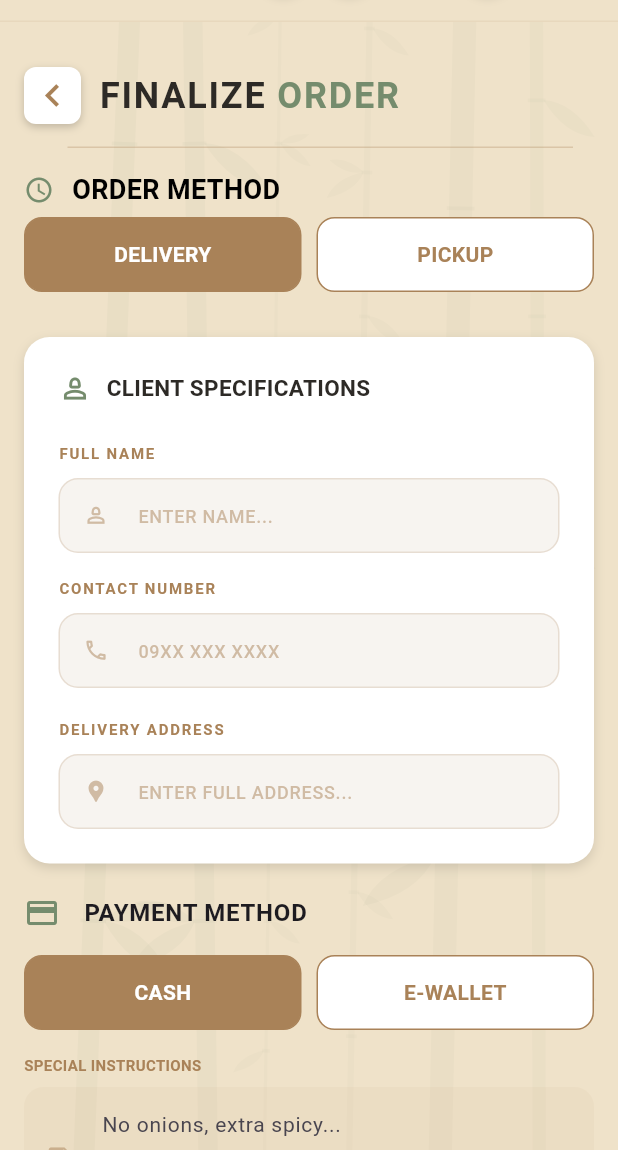
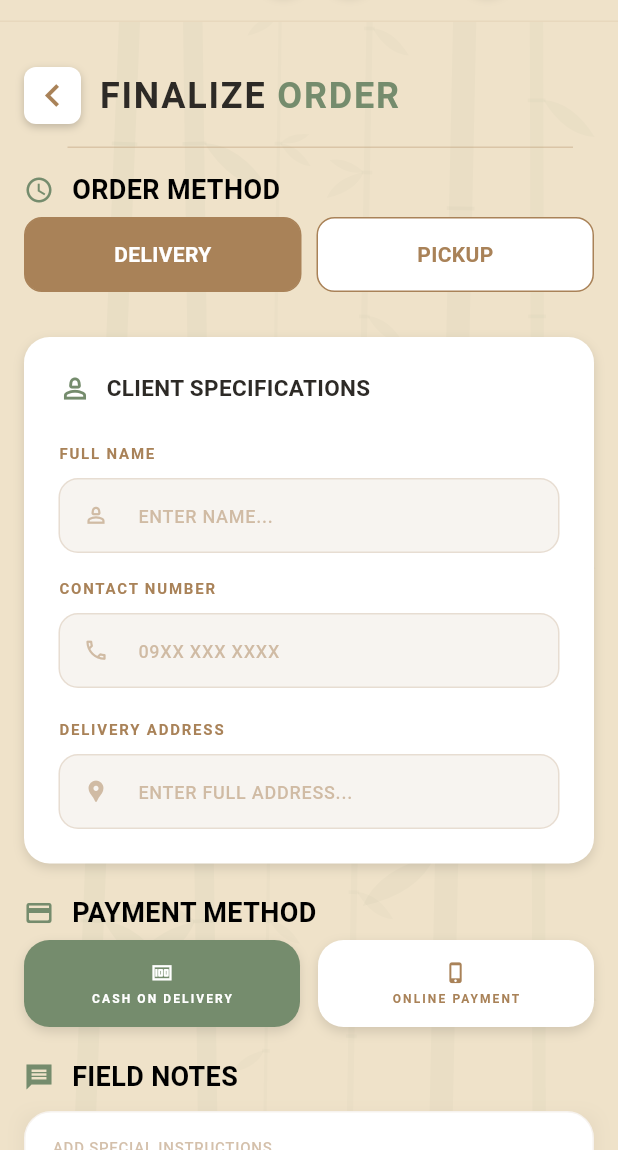
Before and after one commit to hiimkhel/L-L_Cafe_Integrated_Business_Management_System-LCIBMS-, a Flutter app: the CartCheckoutScreen screen opened directly with empty values, on a phone screen of 412 x 824 dp, the part 86-1236 px from its top. Run offline on Flutter 3.47's test engine with Material 3 defaults, Android fonts, the phone set to English and light mode, and no system bars; our stand-ins replace file_picker, firebase_auth, firebase_core, flutter_dotenv, google_sign_in; missing offline and left inert: flutter_facebook_auth; accounts and stored records are empty.

Commit message:
Refractor payment method and field notes

```diff
--- a/frontend/lib/features/checkout/customer/presentation/cart_checkout_screen.dart
+++ b/frontend/lib/features/checkout/customer/presentation/cart_checkout_screen.dart
@@ -645,21 +645,129 @@ Widget _finalizeHeader({bool isMobile = false}) {
 
 
   Widget _paymentMethod({bool isMobile = false}) {
-    return ListTile(
-      contentPadding: EdgeInsets.symmetric(horizontal: isMobile ? 16 : 60),
-      leading: const Icon(Icons.payment, color: AppColors.secondary),
-      title: const Text("PAYMENT METHOD", style: TextStyle(fontWeight: FontWeight.bold)),
+    return Padding(
+      padding: EdgeInsets.fromLTRB(
+        isMobile ? 16 : 60,
+        15,
+        isMobile ? 16 : 60,
+        5,
+      ),
+      child: Row(
+        crossAxisAlignment: CrossAxisAlignment.center,
+        children: [
+          const Icon(Icons.credit_card_rounded, color: AppColors.secondary, size: 20),
+          const SizedBox(width: 12),
+          const Text(
+            'PAYMENT METHOD',
+            style: TextStyle(
+              fontSize: 18,
+              fontWeight: FontWeight.bold,
+              color: Colors.black,
+            ),
+          ),
+        ],
+      ),
     );
   }
 
   Widget _paymentChoices({bool isMobile = false}) {
     return Padding(
-      padding: EdgeInsets.symmetric(horizontal: isMobile ? 16 : 60),
+      padding: EdgeInsets.fromLTRB(
+        isMobile ? 16 : 60,
+        0,
+        isMobile ? 16 : 60,
+        5,
+      ),
       child: Row(
         children: [
-          _toggleBtn("CASH", _isCash, () => setState(() => _isCash = true)),
-          const SizedBox(width: 10),
-          _toggleBtn("E-WALLET", !_isCash, () => setState(() => _isCash = false)),
+          // Cash Option
+          Expanded(
+            child: GestureDetector(
+              onTap: () => setState(() => _isCash = true),
+              child: AnimatedContainer(
+                padding: const EdgeInsets.only(top: 14),
+                duration: const Duration(milliseconds: 200),
+                curve: Curves.easeInOut,
+                height: 58,
+                decoration: BoxDecoration(
+                  color: _isCash ? AppColors.secondary : AppColors.white,
+                  borderRadius: BorderRadius.circular(17),
+                  boxShadow: [
+                    BoxShadow(
+                      color: Colors.black.withOpacity(0.12),
+                      blurRadius: 6,
+                      offset: const Offset(0, 3),
+                    ),
+                  ],
+                ),
+                alignment: Alignment.center,
+                child: Column(
+                  children: [
+                    Icon(
+                      Icons.money,
+                      color: _isCash ? AppColors.white : AppColors.primary,
+                      size: 15,
+                    ),
+                    const SizedBox(height: 5),
+                    Text(
+                      // Dynamic label based on delivery vs pickup
+                      _isDelivery ? 'CASH ON DELIVERY' : 'CASH ON PICKUP',
+                      style: TextStyle(
+                        fontSize: 8,
+                        fontWeight: FontWeight.bold,
+                        letterSpacing: 1.4,
+                        color: _isCash ? AppColors.white : AppColors.primary,
+                      ),
+                    ),
+                  ],
+                ),
+              ),
+            ),
+          ),
+          const SizedBox(width: 12),
+          // Online Option
+          Expanded(
+            child: GestureDetector(
+              onTap: () => setState(() => _isCash = false),
+              child: AnimatedContainer(
+                padding: const EdgeInsets.only(top: 14),
+                duration: const Duration(milliseconds: 200),
+                curve: Curves.easeInOut,
+                height: 58,
+                decoration: BoxDecoration(
+                  color: !_isCash ? AppColors.secondary : AppColors.white,
+                  borderRadius: BorderRadius.circular(17),
+                  boxShadow: [
+                    BoxShadow(
+                      color: Colors.black.withOpacity(0.12),
+                      blurRadius: 6,
+                      offset: const Offset(0, 3),
+                    ),
+                  ],
+                ),
+                alignment: Alignment.center,
+                child: Column(
+                  children: [
+                    Icon(
+                      Icons.phone_iphone,
+                      color: !_isCash ? AppColors.white : AppColors.primary,
+                      size: 15,
+                    ),
+                    const SizedBox(height: 5),
+                    Text(
+                      'ONLINE PAYMENT',
+                      style: TextStyle(
+                        fontSize: 8,
+                        fontWeight: FontWeight.bold,
+                        letterSpacing: 1.4,
+                        color: !_isCash ? AppColors.white : AppColors.primary,
+                      ),
+                    ),
+                  ],
+                ),
+              ),
+            ),
+          ),
         ],
       ),
     );
@@ -667,10 +775,80 @@ Widget _finalizeHeader({bool isMobile = false}) {
 
   Widget _fieldNotes({bool isMobile = false}) {
     return Padding(
-      padding: EdgeInsets.all(isMobile ? 16 : 60),
-      child: _customTextField(label: "SPECIAL INSTRUCTIONS", hint: "No onions, extra spicy...", icon: Icons.note, controller: _notesController, maxLines: 3),
+      padding: EdgeInsets.fromLTRB(
+        isMobile ? 16 : 60,
+        15,
+        isMobile ? 16 : 60,
+        5,
+      ),
+      child: Column(
+        crossAxisAlignment: CrossAxisAlignment.start,
+        children: [
+          Row(
+            children: [
+              const Icon(Icons.message_sharp, size: 20, color: AppColors.secondary),
+              const SizedBox(width: 12),
+              const Text(
+                'FIELD NOTES',
+                style: TextStyle(
+                  fontSize: 18,
+                  fontWeight: FontWeight.bold,
+                  color: Colors.black,
+                ),
+              ),
+            ],
+          ),
+          const SizedBox(height: 10),
+          Container(
+            width: double.infinity,
+            decoration: BoxDecoration(
+              boxShadow: [
+                BoxShadow(
+                  color: Colors.black.withOpacity(0.05),
+                  blurRadius: 10,
+                  offset: const Offset(0, 4),
+                ),
+              ], // Correctly closing the list here
+            ), // Correctly closing the BoxDecoration here
+            child: TextField(
+              controller: _notesController,
+              minLines: 4,
+              maxLines: 6,
+              style: const TextStyle(fontSize: 12, color: AppColors.primary),
+              decoration: InputDecoration(
+                hintText: 'ADD SPECIAL INSTRUCTIONS...',
+                hintStyle: TextStyle(
+                  fontSize: 10,
+                  color: AppColors.primary.withOpacity(0.5),
+                  fontWeight: FontWeight.w500,
+                ),
+                filled: true,
+                fillColor: AppColors.white,
+                contentPadding: const EdgeInsets.symmetric(
+                  vertical: 15,
+                  horizontal: 15,
+                ),
+                focusedBorder: OutlineInputBorder(
+                  borderRadius: BorderRadius.circular(18),
+                  borderSide: BorderSide(
+                    color: AppColors.primary.withOpacity(0.3),
+                    width: 1.5,
+                  ),
+                ),
+                enabledBorder: OutlineInputBorder(
+                  borderRadius: BorderRadius.circular(18),
+                  borderSide: BorderSide(
+                    color: AppColors.primary.withOpacity(0.1),
+                  ),
+                ),
+              ),
+            ),
+          ),
+        ],
+      ),
     );
   }
+
 
   Widget _cartCheckoutSummary({bool isMobile = false}) {
     final subtotal = _items.fold<double>(0, (sum, item) => sum + (item.price * item.quantity));
```
